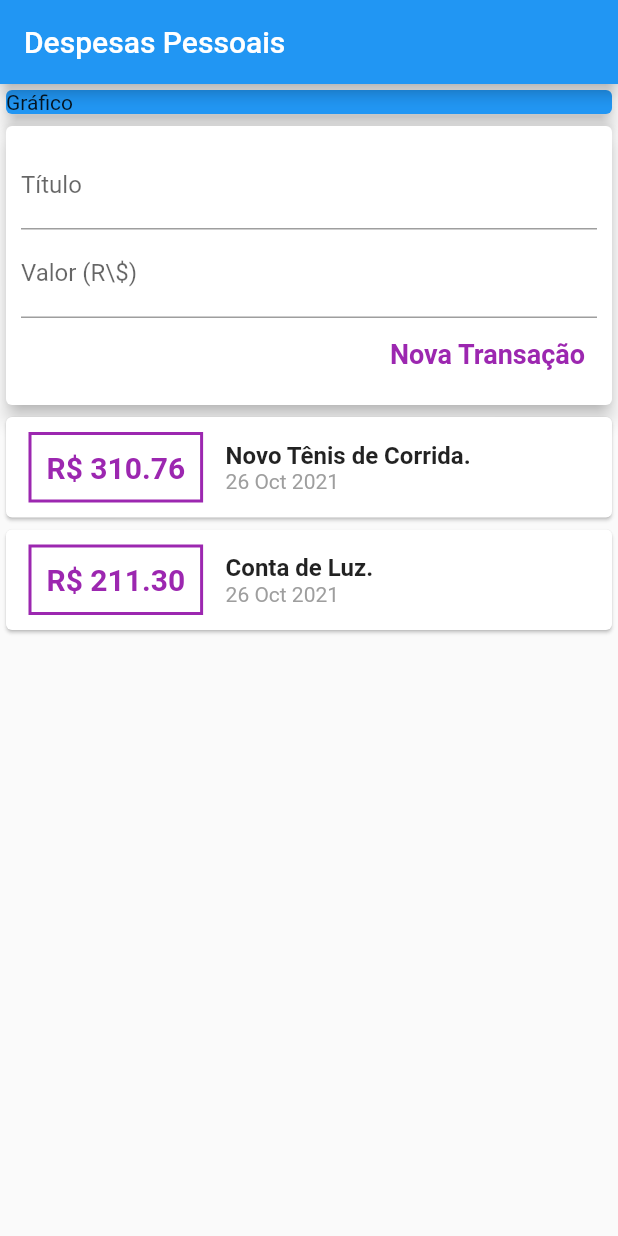
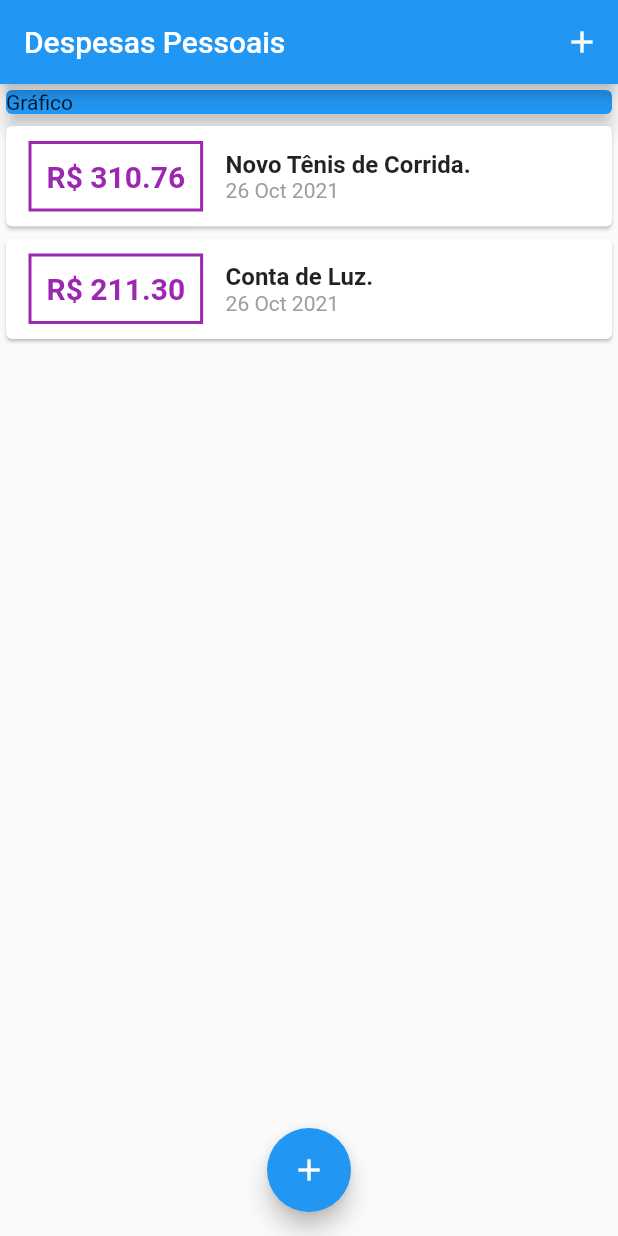
Before and after one commit to renatorv/expenses, a Flutter app: the screen it shows after launch, on a phone screen of 412 x 824 dp. Run offline on Flutter 3.47's test engine with Material 2 defaults, Android fonts, the phone set to English and light mode, and no system bars.

```diff
--- a/lib/components/compents.dart
+++ b/lib/components/compents.dart
@@ -1,3 +1,2 @@
 export './transaction_form.dart';
 export './transaction_list.dart';
-export './transaction_user.dart';
--- a/lib/components/transaction_user.dart
+++ /dev/null
@@ -1,49 +0,0 @@
-import 'dart:math';
-import '../models/transaction.dart';
-import 'package:flutter/material.dart';
-import 'compents.dart';
-
-class TransactionUser extends StatefulWidget {
-  @override
-  _TransactionUserState createState() => _TransactionUserState();
-}
-
-class _TransactionUserState extends State<TransactionUser> {
-  final List<Transaction> _transactions = [
-    Transaction(
-      id: 't1',
-      title: 'Novo Tênis de Corrida.',
-      value: 310.76,
-      date: DateTime.now(),
-    ),
-    Transaction(
-      id: 't2',
-      title: 'Conta de Luz.',
-      value: 211.30,
-      date: DateTime.now(),
-    ),
-  ];
-
-  _addTransaction(String title, double value) {
-    final newTransaction = Transaction(
-      id: Random().nextDouble().toString(),
-      title: title,
-      value: value,
-      date: DateTime.now(),
-    );
-
-    setState(() {
-      _transactions.add(newTransaction);
-    });
-  }
-
-  @override
-  Widget build(BuildContext context) {
-    return Column(
-      children: [
-        TransactionForm(_addTransaction),
-        TransactionList(_transactions),
-      ],
-    );
-  }
-}
--- a/lib/main.dart
+++ b/lib/main.dart
@@ -1,5 +1,7 @@
+import 'dart:math';
 import 'package:flutter/material.dart';
 import 'components/compents.dart';
+import 'models/transaction.dart';
 
 void main() => runApp(
       ExpensesApp(),
@@ -15,12 +17,59 @@ class ExpensesApp extends StatelessWidget {
   }
 }
 
-class MyHomePage extends StatelessWidget {
+class MyHomePage extends StatefulWidget {
+  @override
+  _MyHomePageState createState() => _MyHomePageState();
+}
+
+class _MyHomePageState extends State<MyHomePage> {
+  final List<Transaction> _transactions = [
+    Transaction(
+      id: 't1',
+      title: 'Novo Tênis de Corrida.',
+      value: 310.76,
+      date: DateTime.now(),
+    ),
+    Transaction(
+      id: 't2',
+      title: 'Conta de Luz.',
+      value: 211.30,
+      date: DateTime.now(),
+    ),
+  ];
+
+  _addTransaction(String title, double value) {
+    final newTransaction = Transaction(
+      id: Random().nextDouble().toString(),
+      title: title,
+      value: value,
+      date: DateTime.now(),
+    );
+
+    setState(() {
+      _transactions.add(newTransaction);
+    });
+  }
+
+  _openTransactionFormModal(BuildContext context) {
+    showModalBottomSheet(
+        context: context,
+        builder: (ctx) {
+          return TransactionForm(_addTransaction);
+        });
+  }
+
   @override
   Widget build(BuildContext context) {
     return Scaffold(
       appBar: AppBar(
         title: const Text('Despesas Pessoais'),
+        actions: [
+          IconButton(
+            onPressed: () => _openTransactionFormModal(context),
+            icon: Icon(Icons.add),
+          ),
+        ],
       ),
       body: SingleChildScrollView(
         child: Column(
@@ -33,10 +82,15 @@ class MyHomePage extends StatelessWidget {
                 elevation: 5,
               ),
             ),
-            TransactionUser(),
+            TransactionList(_transactions),
           ],
         ),
       ),
+      floatingActionButton: FloatingActionButton(
+        onPressed: () => _openTransactionFormModal(context),
+        child: Icon(Icons.add),
+      ),
+      floatingActionButtonLocation: FloatingActionButtonLocation.centerFloat,
     );
   }
 }
```
Also changed, not shown: lib/components/transaction_form.dart (+11 -6 lines).
